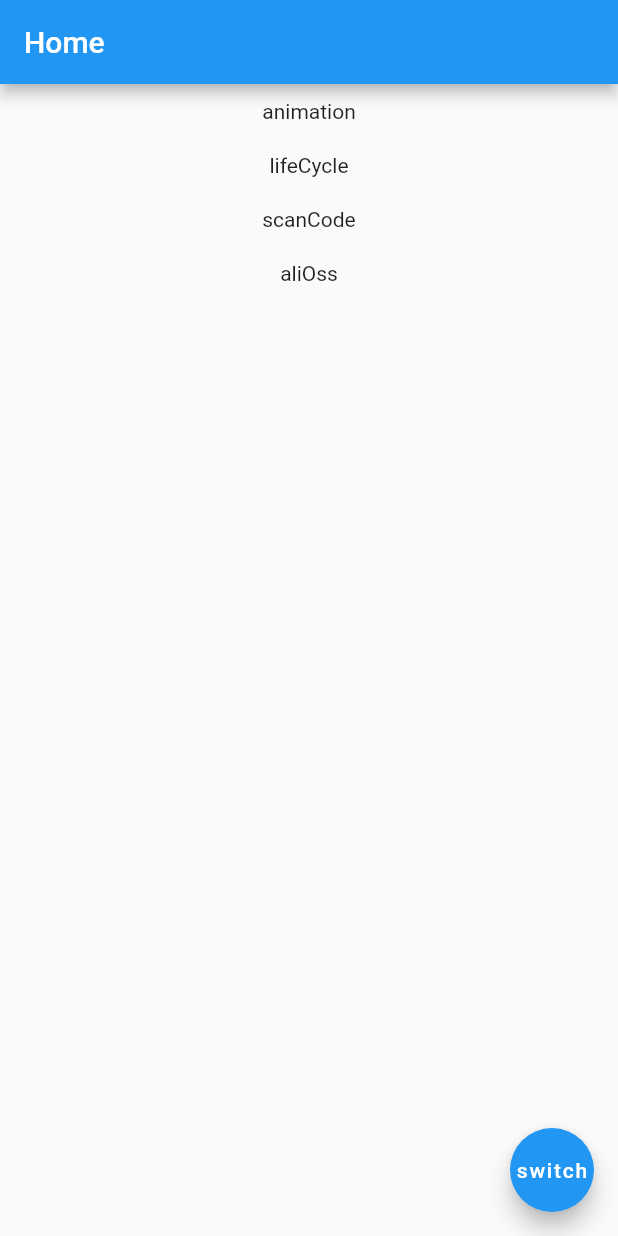
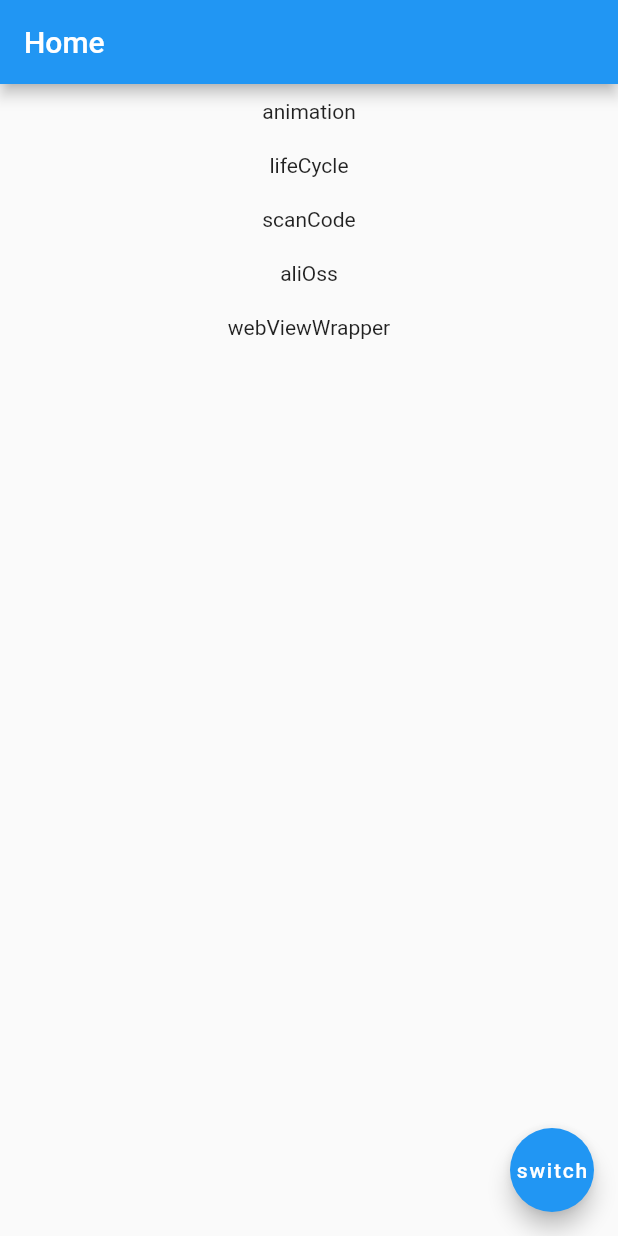
Before and after one commit to liufeihe/play_flutter, a Flutter app: the screen it shows after launch, on a phone screen of 412 x 824 dp. Run offline on Flutter 3.47's test engine with Material 2 defaults, Android fonts, the phone set to English and light mode, and no system bars; our stand-ins replace flutter_i18n, webview_flutter; missing offline and left inert: aliossflutter, flutter_lottie, fzxing, wifi.

Commit message:
add webview wrapper

```diff
--- a/assets/i18n/en.yaml
+++ b/assets/i18n/en.yaml
@@ -7,6 +7,7 @@ home:
   life-cycle: lifeCycle
   scanCode: scanCode
   aliOss: aliOss
+  webViewWrapper: webViewWrapper
 animation:
   title: json animation
 lifeCycle:
--- a/lib/main.dart
+++ b/lib/main.dart
@@ -6,6 +6,7 @@ import 'package:play_flutter/views/other/animation.dart';
 import 'package:play_flutter/views/other/lifeCycle.dart';
 import 'package:play_flutter/views/other/lifeCycle2.dart';
 import 'package:play_flutter/views/other/scanCode.dart';
+import 'package:play_flutter/views/other/webViewWrapper.dart';
 import 'package:play_flutter/views/user/home.dart';
 
 // void main() async {
@@ -54,6 +55,7 @@ class MyApp extends StatelessWidget {
         '/lifeCycle2': (context)=>LifeCycle2(),
         '/scanCode': (context)=>ScanCode(),
         '/aliOss': (context)=>AliOss(),
+        '/webViewWrapper': (context)=>WebViewWrapper(),
       },
       localizationsDelegates: [
         GlobalMaterialLocalizations.delegate,
--- a/lib/views/user/home.dart
+++ b/lib/views/user/home.dart
@@ -58,6 +58,15 @@ class _HomeState extends State<Home>{
                 child: Text(FlutterI18n.translate(context, 'home.aliOss')),
               ),
             ),
+            GestureDetector(
+              onTap: (){
+                Navigator.pushNamed(context, '/webViewWrapper');
+              },
+              child: Padding(
+                padding: EdgeInsets.all(10),
+                child: Text(FlutterI18n.translate(context, 'home.webViewWrapper')),
+              ),
+            ),
           ],
         ),
       ),
--- a/pubspec.yaml
+++ b/pubspec.yaml
@@ -30,6 +30,7 @@ dependencies:
   wifi: ^0.1.5
   fzxing: ^0.3.0
   aliossflutter: ^0.0.4
+  webview_flutter: ^0.3.16
 
 dev_dependencies:
   flutter_test:
```
Also changed, not shown: lib/views/other/webViewWrapper.dart (added, +127 -0 lines), pubspec.lock, 1 other file.
